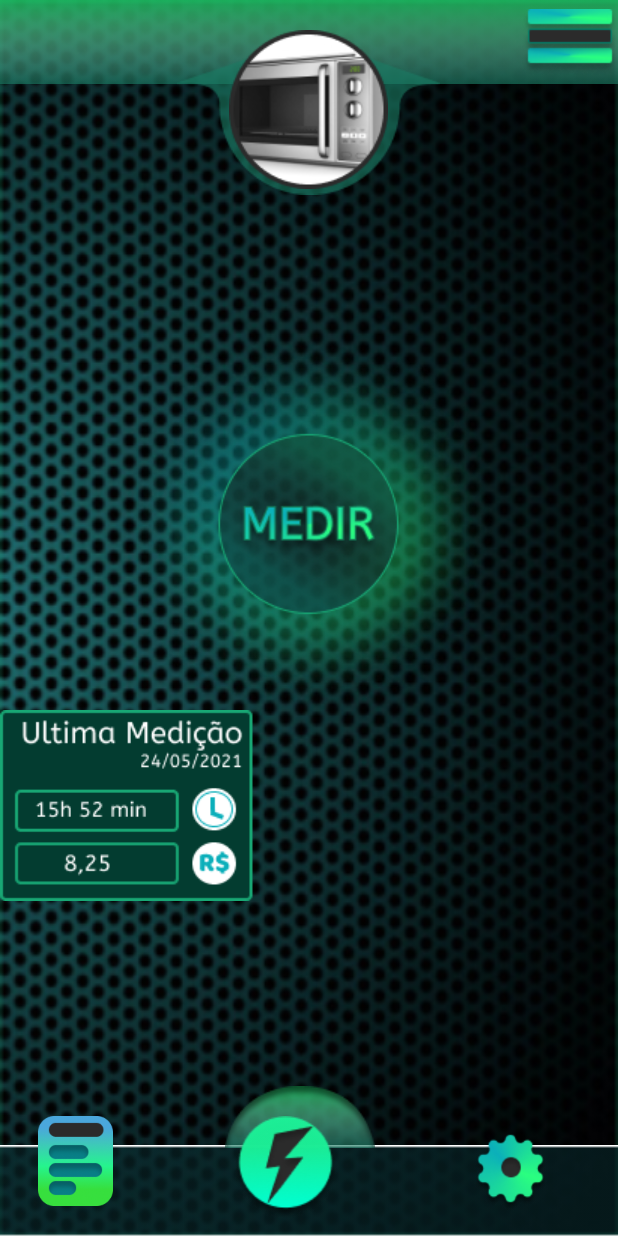
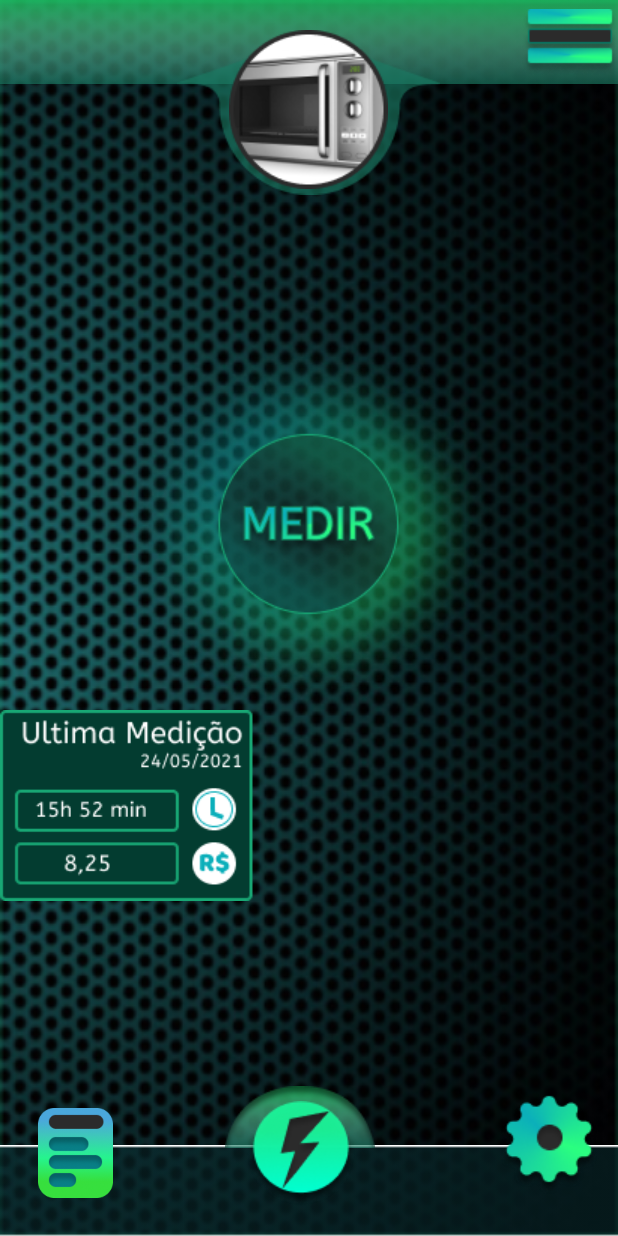
Before and after one commit to natanriegler/OverflowPlugLight, an Android app: the layout activity_main.xml on its own in the app's theme, with its tools: preview values and no code run, on a phone screen of 412 x 824 dp. Run offline under Robolectric (Android 15) with nearby library versions, the phone set to English and light mode, and no system bars.

Commit message:
Correção de bug

```diff
--- a/app/src/main/java/br/com/local/pluglight03/MainActivity.java
+++ b/app/src/main/java/br/com/local/pluglight03/MainActivity.java
@@ -6,10 +6,11 @@ import androidx.appcompat.widget.Toolbar;
 
 import android.os.Build;
 import android.os.Bundle;
+import android.view.Menu;
+import android.view.MenuInflater;
 
 public class MainActivity extends AppCompatActivity {
 
-    @RequiresApi(api = Build.VERSION_CODES.LOLLIPOP)
     @Override
     protected void onCreate(Bundle savedInstanceState) {
         super.onCreate(savedInstanceState);
@@ -21,4 +22,12 @@ public class MainActivity extends AppCompatActivity {
 
     }
 
+    @Override
+    public boolean onCreateOptionsMenu(Menu menu) {
+        //Infkar o menu Layout atual
+        MenuInflater inflater = getMenuInflater();
+        inflater.inflate(R.menu.main_menu, menu);
+        return super.onCreateOptionsMenu(menu);
+    }
+
 }
--- a/app/src/main/res/drawable/bordas.xml
+++ b/app/src/main/res/drawable/bordas.xml
@@ -1,7 +1,7 @@
 <?xml version="1.0" encoding="utf-8"?>
 <shape xmlns:android="http://schemas.android.com/apk/res/android">
 
-    <solid
+
 
 
 </shape>
--- a/app/src/main/res/layout/activity_main.xml
+++ b/app/src/main/res/layout/activity_main.xml
@@ -41,16 +41,17 @@
         <ImageView
             android:layout_width="wrap_content"
             android:layout_height="wrap_content"
-            android:src="@drawable/medicao"/>
+            android:src="@drawable/medicao" />
 
     </LinearLayout>
 
 
     <include
+        android:visibility="visible"
         layout="@layout/toolbar"
         android:layout_width="match_parent"
         android:layout_height="wrap_content"
-        android:isScrollContainer="false"/>
+        android:isScrollContainer="true"/>
 
     <FrameLayout
         android:layout_width="match_parent"
@@ -74,18 +75,11 @@
             android:background="@drawable/selectshadow" />
     </FrameLayout>
 
-    <LinearLayout
-        android:layout_width="match_parent"
-        android:layout_height="80dp"
-        android:layout_gravity="bottom"
-        android:gravity="top"
-        android:orientation="horizontal">
-
-
         <ImageButton
+            android:layout_marginBottom="25dp"
             android:layout_width="50dp"
             android:layout_height="60dp"
-            android:layout_gravity="left"
+            android:layout_gravity="bottom"
             android:layout_marginLeft="25dp"
             android:layout_marginRight="80dp"
             android:background="@drawable/histicon"
@@ -95,9 +89,11 @@
             app:layout_constraintTop_toTopOf="parent" />
 
         <ImageButton
-            android:layout_width="70dp"
-            android:layout_height="70dp"
-            android:layout_gravity="center_horizontal"
+            android:layout_marginBottom="20dp"
+            android:layout_marginRight="5dp"
+            android:layout_width="wrap_content"
+            android:layout_height="wrap_content"
+            android:layout_gravity="center_horizontal|bottom"
             android:background="@drawable/energicon"
             android:foregroundGravity="bottom"
             app:layout_constraintLeft_toLeftOf="parent"
@@ -105,9 +101,10 @@
             app:layout_constraintTop_toTopOf="parent" />
 
         <ImageButton
-            android:layout_width="70dp"
-            android:layout_height="70dp"
-            android:layout_gravity="right"
+            android:layout_marginBottom="20dp"
+            android:layout_width="wrap_content"
+            android:layout_height="wrap_content"
+            android:layout_gravity="right|bottom"
             android:layout_marginLeft="80dp"
             android:background="@drawable/configicon"
             app:layout_constraintHorizontal_bias="0.914"
@@ -116,7 +113,4 @@
             app:layout_constraintTop_toTopOf="parent" />
 
 
-    </LinearLayout>
-
-
 </FrameLayout>
--- a/app/src/main/res/layout/toolbar.xml
+++ b/app/src/main/res/layout/toolbar.xml
@@ -1,14 +1,14 @@
 <?xml version="1.0" encoding="utf-8"?>
 <androidx.appcompat.widget.Toolbar xmlns:android="http://schemas.android.com/apk/res/android"
+    xmlns:app="http://schemas.android.com/apk/res-auto"
+    android:id="@+id/toolbar"
     android:layout_width="match_parent"
     android:layout_height="wrap_content"
-    xmlns:app="http://schemas.android.com/apk/res-auto"
     android:background="@drawable/head2"
+
     android:elevation="4dp"
-    android:id="@+id/toolbar"
     app:menu="@menu/main_menu"
-    android:theme="@style/ThemeOverlay.AppCompat.Dark.ActionBar">
-
+    app:title=" ">
 
 
 </androidx.appcompat.widget.Toolbar>
--- a/app/src/main/res/menu/main_menu.xml
+++ b/app/src/main/res/menu/main_menu.xml
@@ -1,5 +1,6 @@
 <?xml version="1.0" encoding="utf-8"?>
-<menu xmlns:android="http://schemas.android.com/apk/res/android">
+<menu xmlns:android="http://schemas.android.com/apk/res/android"
+    >
 
     <item
         android:id="@+id/dispositivos"
```
